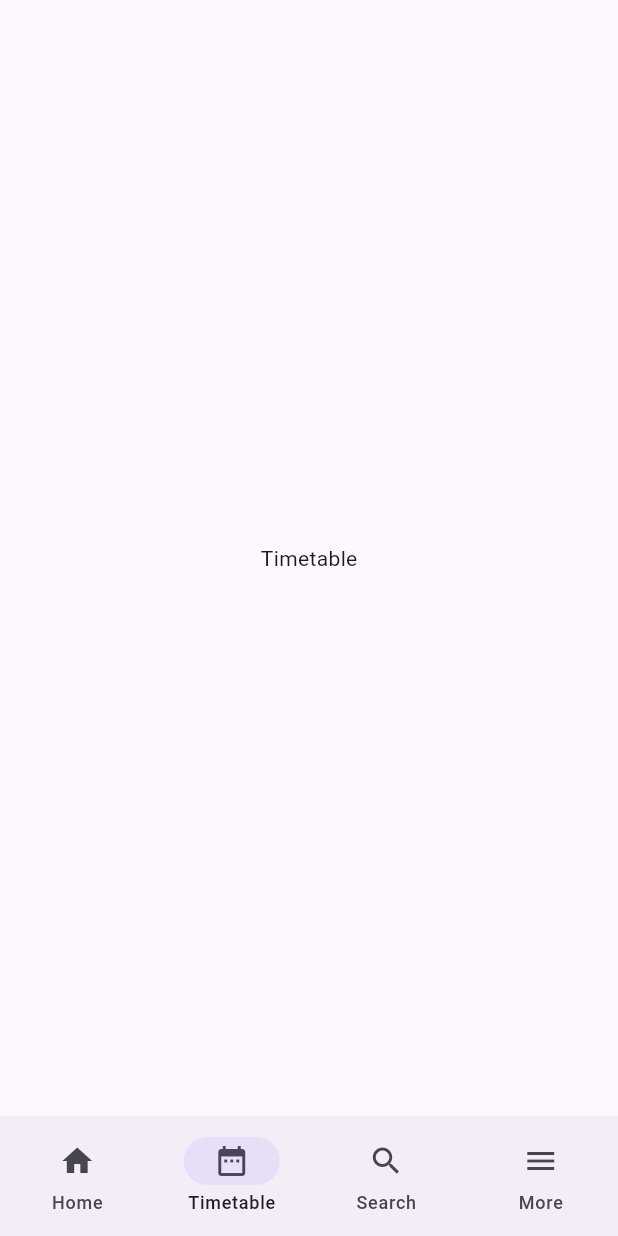
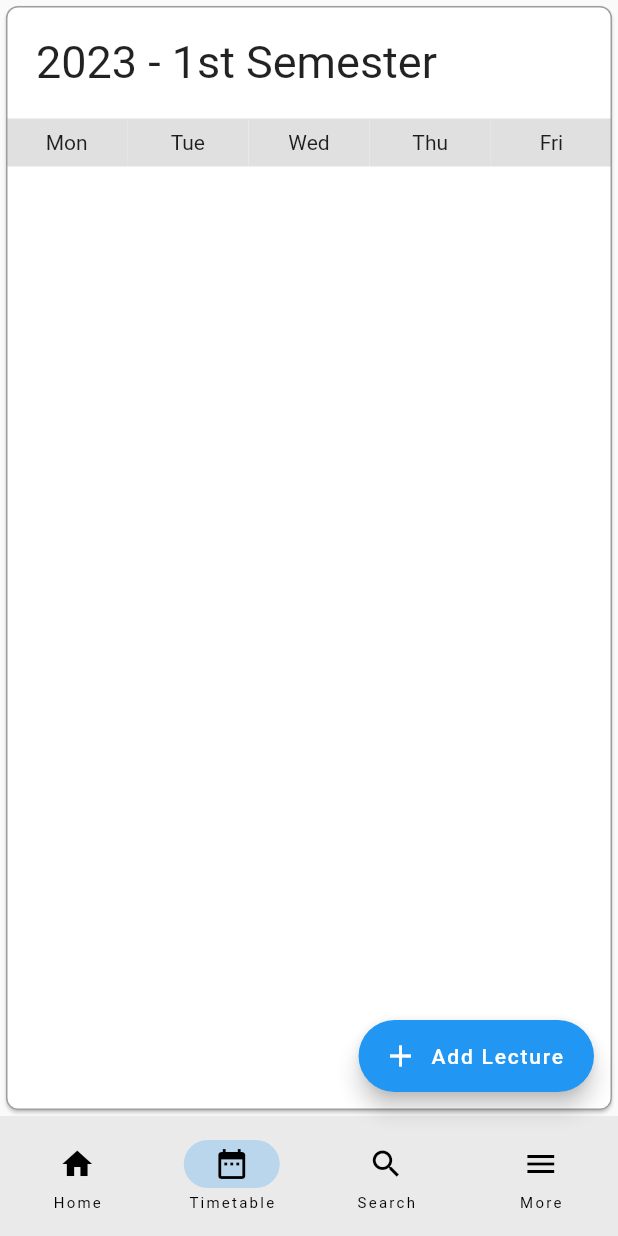
Before and after one commit to dustmqdyd/act1, a Flutter app: the screen it shows after launch, item 2 of the bottom bar chosen, on a phone screen of 412 x 824 dp. Run offline on Flutter 3.47's test engine with Material 2 defaults, Android fonts, the phone set to English and light mode, and no system bars.

Commit message:
Practice VS git

```diff
--- a/lib/main.dart
+++ b/lib/main.dart
@@ -1,6 +1,8 @@
 import 'package:flutter/material.dart';
 
 import 'package:mysample/pages/search.dart';
+import 'package:mysample/pages/table.dart';
+
 void main() {
   runApp(const MyApp());
 }
@@ -18,9 +20,6 @@ class _MyAppState extends State<MyApp> {
   @override
   Widget build(BuildContext context) {
     return MaterialApp(
-      theme: ThemeData(
-        useMaterial3: true,
-      ),
       home: Scaffold(
         body: SafeArea(
           child: const [
@@ -28,14 +27,22 @@ class _MyAppState extends State<MyApp> {
             Center(
               child: Text('Home'),
             ),
-          Center(
-            child: Text('Timetable'),
-          ),
+            TimetableScreen(),
             SearchPage(),
             Center(
               child: Text('More'),
             )
-        ][_currentPageIndex]),
+          ][_currentPageIndex],
+        ),
+        floatingActionButton: _currentPageIndex == 1
+            ? FloatingActionButton.extended(
+                onPressed: () => null,
+                icon: Icon(
+                  Icons.add,
+                ),
+                label: const Text('Add Lecture'),
+              )
+            : null,
         bottomNavigationBar: NavigationBar(
           selectedIndex: _currentPageIndex,
           destinations: const <NavigationDestination>[
--- a/lib/pages/lecture/lecture_info.dart
+++ b/lib/pages/lecture/lecture_info.dart
@@ -1,6 +1,7 @@
 import 'package:flutter/material.dart';
 
 import 'package:mysample/model/lecture_model.dart';
+import 'package:mysample/pages/lecture/lecture_professor.dart';
 
 class LectureInfo extends StatefulWidget {
   const LectureInfo(this.lecture, {super.key});
@@ -125,6 +126,12 @@ class _LectureInfoState extends State<LectureInfo> {
                   ),
                   borderRadius: BorderRadius.circular(8.0),
                 ),
+                onTap: () => Navigator.push(
+                  context,
+                  MaterialPageRoute(
+                    builder: (context) => LectureProfessor(widget.lecture),
+                  ),
+                ),
               ),
             ),
             itemCount: 3,
--- a/lib/pages/lecture/lecture_page.dart
+++ b/lib/pages/lecture/lecture_page.dart
@@ -19,6 +19,7 @@ class _LecturePageState extends State<LecturePage> {
     List filteredList;
     int initialPage;
     (filteredList, initialPage) = filter(widget.lecture);
+
     return Scaffold(
       body: SafeArea(
         child: PageView.builder(
--- a/lib/pages/table.dart
+++ b/lib/pages/table.dart
@@ -0,0 +1,127 @@
+import 'package:flutter/material.dart';
+
+class TimetableScreen extends StatefulWidget {
+  const TimetableScreen({super.key});
+
+  @override
+  State<TimetableScreen> createState() => _TimetableScreenState();
+}
+
+class _TimetableScreenState extends State<TimetableScreen> {
+  final List<String> daysOfWeek = [
+    'Mon',
+    'Tue',
+    'Wed',
+    'Thu',
+    'Fri',
+  ];
+
+  final List<String> timeRanges = [
+    '9 AM',
+    '10 AM',
+    '11 PM',
+    '12 PM',
+    '1 PM',
+    '2 PM',
+    '3 PM',
+  ];
+
+  Map<String, Map<String, String>> timetableData = {};
+
+  @override
+  Widget build(BuildContext context) {
+    return Card(
+      shape: RoundedRectangleBorder(
+        side: const BorderSide(
+          color: Colors.grey,
+        ),
+        borderRadius: BorderRadius.circular(8.0),
+      ),
+      child: Column(
+        children: [
+          const Padding(
+            padding: EdgeInsets.all(20.0),
+            child: Row(
+              children: [
+                Text(
+                  '2023 - 1st Semester',
+                  style: TextStyle(
+                    fontSize: 30.0,
+                  ),
+                ),
+              ],
+            ),
+          ),
+          Row(
+            children: [
+              // Empty space for time range column
+              Expanded(
+                child: Container(
+                  padding: const EdgeInsets.symmetric(vertical: 8),
+                  alignment: Alignment.center,
+                  color: Colors.grey[300],
+                  child: const Text('Mon'),
+                ),
+              ),
+              Expanded(
+                child: Container(
+                  padding: const EdgeInsets.symmetric(vertical: 8),
+                  alignment: Alignment.center,
+                  color: Colors.grey[300],
+                  child: const Text('Tue'),
+                ),
+              ),
+              Expanded(
+                child: Container(
+                  padding: const EdgeInsets.symmetric(vertical: 8),
+                  alignment: Alignment.center,
+                  color: Colors.grey[300],
+                  child: const Text('Wed'),
+                ),
+              ),
+              Expanded(
+                child: Container(
+                  padding: const EdgeInsets.symmetric(vertical: 8),
+                  alignment: Alignment.center,
+                  color: Colors.grey[300],
+                  child: const Text('Thu'),
+                ),
+              ),
+              Expanded(
+                child: Container(
+                  padding: const EdgeInsets.symmetric(vertical: 8),
+                  alignment: Alignment.center,
+                  color: Colors.grey[300],
+                  child: const Text('Fri'),
+                ),
+              ),
+            ],
+          ),
+          Expanded(
+            child: ListView.builder(
+              itemCount: timeRanges.length,
+              itemBuilder: (context, index) {
+                final timeRange = timeRanges[index];
+                return Row(
+                  children: [
+                    for (var day in daysOfWeek)
+                      Expanded(
+                        child: Container(
+                          padding: const EdgeInsets.all(8),
+                          alignment: Alignment.center,
+                          child: timetableData.containsKey(day) &&
+                                  timetableData[day]!.containsKey(timeRange)
+                              ? Text(timetableData[day]![timeRange]!)
+                              : null,
+                        ),
+                      ),
+                  ],
+                );
+              },
+            ),
+          ),
+        ],
+      ),
+    );
+  }
+}
```
Also changed, not shown: lib/pages/lecture/lecture_professor.dart (added, +164 -0 lines). Lines whose indentation alone changed are shown as unchanged.
